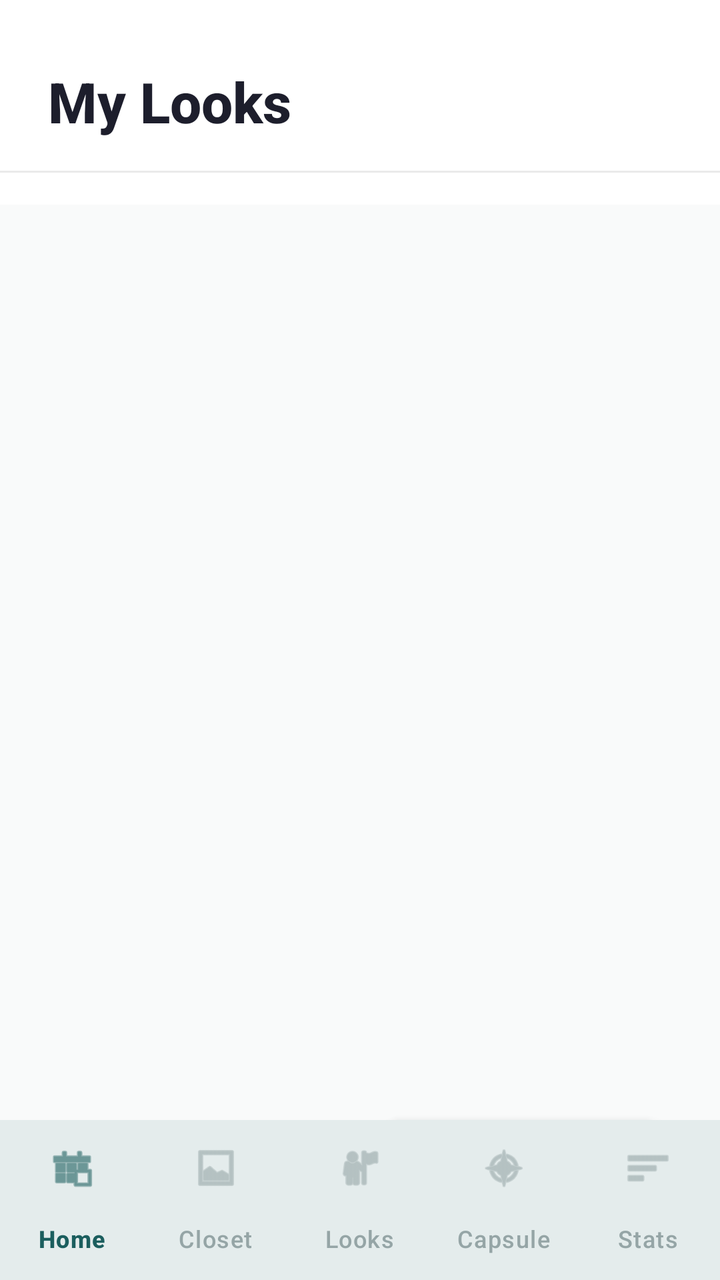
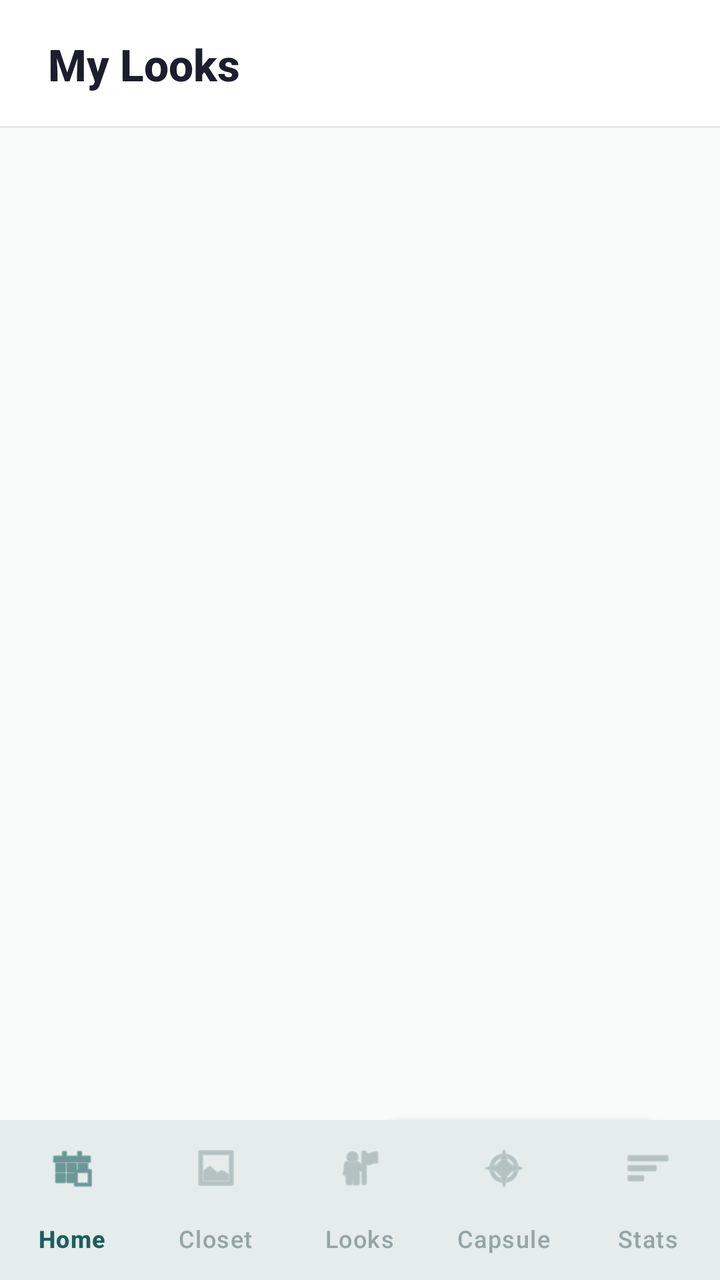

Before-and-after screenshots of an Android layout around one commit, followed by the original layout XML and the change that was made.
<!-- AndroidManifest.xml: application theme Theme.FitsForYou -->
<!-- res/layout/activity_outfits.xml -->
<?xml version="1.0" encoding="utf-8"?>
<androidx.constraintlayout.widget.ConstraintLayout xmlns:android="http://schemas.android.com/apk/res/android"
    xmlns:app="http://schemas.android.com/apk/res-auto"
    xmlns:tools="http://schemas.android.com/tools"
    android:id="@+id/outfitsRoot"
    android:layout_width="match_parent"
    android:layout_height="match_parent"
    android:background="@color/background">

    
    <androidx.constraintlayout.widget.ConstraintLayout
        android:id="@+id/outfitsHeader"
        android:layout_width="match_parent"
        android:layout_height="wrap_content"
        android:background="@color/white"
        android:paddingBottom="16dp"
        app:layout_constraintTop_toTopOf="parent">

        <TextView
            android:id="@+id/outfitsTitle"
            style="@style/TextTitle"
            android:layout_width="wrap_content"
            android:layout_height="wrap_content"
            android:layout_marginStart="24dp"
            android:layout_marginTop="32dp"
            android:text="My Looks"
            app:layout_constraintStart_toStartOf="parent"
            app:layout_constraintTop_toTopOf="parent" />

        <View
            android:layout_width="match_parent"
            android:layout_height="1dp"
            android:layout_marginTop="16dp"
            android:background="@color/border"
            app:layout_constraintTop_toBottomOf="@id/outfitsTitle" />
    </androidx.constraintlayout.widget.ConstraintLayout>

    <androidx.recyclerview.widget.RecyclerView
        android:id="@+id/outfitsRecyclerView"
        android:layout_width="match_parent"
        android:layout_height="0dp"
        android:clipToPadding="false"
        android:padding="@dimen/spacing_medium"
        android:paddingBottom="100dp"
        app:layout_constraintBottom_toBottomOf="parent"
        app:layout_constraintTop_toBottomOf="@id/outfitsHeader"
        app:layoutManager="androidx.recyclerview.widget.LinearLayoutManager"
        tools:listitem="@layout/item_outfit" />

    <include
        layout="@layout/layout_looks_empty"
        android:layout_width="match_parent"
        android:layout_height="0dp"
        app:layout_constraintBottom_toTopOf="@id/bottomNavigation"
        app:layout_constraintTop_toBottomOf="@id/outfitsHeader" />

    
    <com.google.android.material.floatingactionbutton.ExtendedFloatingActionButton
        android:id="@+id/createOutfitFab"
        android:layout_width="wrap_content"
        android:layout_height="wrap_content"
        android:layout_marginEnd="@dimen/spacing_large"
        android:layout_marginBottom="24dp"
        android:text="Curate Look"
        android:textColor="@color/white"
        android:textStyle="bold"
        app:icon="@android:drawable/ic_menu_add"
        app:iconTint="@color/white"
        app:backgroundTint="@color/primary"
        app:layout_constraintBottom_toBottomOf="parent"
        app:layout_constraintEnd_toEndOf="parent" />

    <com.google.android.material.bottomnavigation.BottomNavigationView
        android:id="@+id/bottomNavigation"
        android:layout_width="match_parent"
        android:layout_height="wrap_content"
        android:background="@color/white"
        app:itemIconTint="@color/bottom_nav_selector"
        app:itemTextColor="@color/bottom_nav_selector"
        app:labelVisibilityMode="labeled"
        app:layout_constraintBottom_toBottomOf="parent"
        app:menu="@menu/bottom_nav_menu"
        app:elevation="8dp" />

</androidx.constraintlayout.widget.ConstraintLayout>
<!-- res/layout/item_outfit.xml (included above) -->
<?xml version="1.0" encoding="utf-8"?>
<com.google.android.material.card.MaterialCardView xmlns:android="http://schemas.android.com/apk/res/android"
    xmlns:app="http://schemas.android.com/apk/res-auto"
    android:layout_width="match_parent"
    android:layout_height="wrap_content"
    android:layout_marginBottom="24dp"
    app:cardCornerRadius="@dimen/card_corner_radius_large"
    app:cardElevation="0dp"
    app:strokeWidth="0dp"
    app:cardBackgroundColor="@color/white">

    <LinearLayout
        android:layout_width="match_parent"
        android:layout_height="wrap_content"
        android:orientation="vertical"
        android:padding="12dp">

        
        <com.google.android.material.card.MaterialCardView
            android:layout_width="match_parent"
            android:layout_height="280dp"
            app:cardCornerRadius="@dimen/card_corner_radius"
            app:cardElevation="0dp"
            app:cardBackgroundColor="@color/primary_xlight">

            <LinearLayout
                android:id="@+id/itemsPreviewContainer"
                android:layout_width="match_parent"
                android:layout_height="match_parent"
                android:orientation="horizontal"
                android:padding="8dp"
                android:gravity="center" />
        </com.google.android.material.card.MaterialCardView>

        <androidx.constraintlayout.widget.ConstraintLayout
            android:layout_width="match_parent"
            android:layout_height="wrap_content"
            android:paddingHorizontal="12dp"
            android:paddingVertical="16dp">

            <TextView
                android:id="@+id/outfitName"
                style="@style/TextHeader"
                android:layout_width="0dp"
                android:layout_height="wrap_content"
                android:text="Summer Weekend"
                android:textSize="@dimen/text_size_subheader"
                app:layout_constraintEnd_toStartOf="@id/editOutfitBtn"
                app:layout_constraintStart_toStartOf="parent"
                app:layout_constraintTop_toTopOf="parent" />

            <TextView
                android:id="@+id/outfitItemCount"
                style="@style/TextSecondary"
                android:layout_width="wrap_content"
                android:layout_height="wrap_content"
                android:layout_marginTop="2dp"
                android:text="3 pieces collection"
                android:textSize="@dimen/text_size_small"
                app:layout_constraintStart_toStartOf="parent"
                app:layout_constraintTop_toBottomOf="@id/outfitName" />

            <ImageButton
                android:id="@+id/editOutfitBtn"
                android:layout_width="40dp"
                android:layout_height="40dp"
                android:background="?attr/selectableItemBackgroundBorderless"
                android:src="@android:drawable/ic_menu_edit"
                app:layout_constraintEnd_toStartOf="@id/deleteOutfitBtn"
                app:layout_constraintTop_toTopOf="parent"
                app:tint="@color/text_secondary"
                android:alpha="0.6" />

            <ImageButton
                android:id="@+id/deleteOutfitBtn"
                android:layout_width="40dp"
                android:layout_height="40dp"
                android:background="?attr/selectableItemBackgroundBorderless"
                android:src="@android:drawable/ic_menu_delete"
                app:layout_constraintEnd_toEndOf="parent"
                app:layout_constraintTop_toTopOf="parent"
                app:tint="@color/error"
                android:alpha="0.4" />

        </androidx.constraintlayout.widget.ConstraintLayout>

    </LinearLayout>
</com.google.android.material.card.MaterialCardView>
<!-- res/layout/layout_looks_empty.xml (included above) -->
<?xml version="1.0" encoding="utf-8"?>
<LinearLayout xmlns:android="http://schemas.android.com/apk/res/android"
    xmlns:app="http://schemas.android.com/apk/res-auto"
    android:id="@+id/looksEmptyStateLayout"
    android:layout_width="match_parent"
    android:layout_height="match_parent"
    android:gravity="center"
    android:orientation="vertical"
    android:padding="@dimen/spacing_xlarge"
    android:background="@color/background"
    android:visibility="gone">

    <com.google.android.material.imageview.ShapeableImageView
        android:layout_width="120dp"
        android:layout_height="120dp"
        android:background="@color/primary_light"
        android:padding="32dp"
        android:src="@android:drawable/ic_menu_myplaces"
        app:shapeAppearanceOverlay="@style/CircleImage"
        app:tint="@color/primary" />

    <TextView
        style="@style/TextHeader"
        android:layout_width="wrap_content"
        android:layout_height="wrap_content"
        android:layout_marginTop="32dp"
        android:text="No Looks Yet"
        android:textSize="@dimen/text_size_header"
        android:letterSpacing="-0.01" />

    <TextView
        style="@style/TextSecondary"
        android:layout_width="wrap_content"
        android:layout_height="wrap_content"
        android:layout_marginTop="8dp"
        android:gravity="center"
        android:text="Mix pieces from your closet to create your first look."
        android:lineSpacingExtra="4dp" />

    <Button
        android:id="@+id/emptyCreateLookBtn"
        style="@style/PrimaryButton"
        android:layout_width="wrap_content"
        android:layout_height="wrap_content"
        android:layout_marginTop="36dp"
        android:paddingHorizontal="40dp"
        android:text="Create a Look" />

</LinearLayout>
<!-- resources referenced by this layout -->
<resources>
  <color name="background">#F9FAFA</color>
  <color name="border">#EAEAEA</color>
  <color name="error">#B00020</color>
  <color name="primary">#1B5E5E</color>
  <color name="primary_light">#E8F1F1</color>
  <color name="primary_xlight">#F4F9F9</color>
  <color name="text_secondary">#7A7A7A</color>
  <color name="white">#FFFFFFFF</color>
  <dimen name="card_corner_radius">20dp</dimen>
  <dimen name="card_corner_radius_large">28dp</dimen>
  <dimen name="spacing_large">24dp</dimen>
  <dimen name="spacing_medium">16dp</dimen>
  <dimen name="spacing_xlarge">32dp</dimen>
  <dimen name="text_size_header">22sp</dimen>
  <dimen name="text_size_small">14sp</dimen>
  <dimen name="text_size_subheader">18sp</dimen>
  <style name="CircleImage" parent="ShapeAppearance.Material3.SmallComponent">
          <item name="cornerSize">50%</item>
      </style>
  <style name="PrimaryButton" parent="Widget.Material3.Button">
          <item name="android:layout_height">@dimen/button_height</item>
          <item name="cornerRadius">@dimen/button_corner_radius</item>
          <item name="android:insetTop">0dp</item>
          <item name="android:insetBottom">0dp</item>
          <item name="android:textAllCaps">false</item>
          <item name="android:textSize">@dimen/text_size_body</item>
          <item name="android:textStyle">bold</item>
          <item name="android:backgroundTint">@color/primary</item>
          <item name="android:textColor">@color/white</item>
          <item name="android:stateListAnimator">@null</item>
          <item name="android:elevation">2dp</item>
      </style>
  <style name="TextHeader">
          <item name="android:textSize">@dimen/text_size_header</item>
          <item name="android:textStyle">bold</item>
          <item name="android:textColor">@color/text_primary</item>
          <item name="android:fontFamily">sans-serif-medium</item>
      </style>
  <style name="TextSecondary">
          <item name="android:textSize">@dimen/text_size_small</item>
          <item name="android:textColor">@color/text_secondary</item>
          <item name="android:fontFamily">sans-serif</item>
      </style>
  <style name="TextTitle">
          <item name="android:textSize">@dimen/text_size_title</item>
          <item name="android:textStyle">bold</item>
          <item name="android:textColor">@color/text_primary</item>
          <item name="android:fontFamily">sans-serif-medium</item>
      </style>
  <style name="Theme.FitsForYou" parent="Base.Theme.FitsForYou" />
  <dimen name="button_height">52dp</dimen>
  <dimen name="button_corner_radius">28dp</dimen>
  <dimen name="text_size_body">16sp</dimen>
  <color name="text_primary">#1D1E2C</color>
  <dimen name="text_size_title">28sp</dimen>
  <style name="Base.Theme.FitsForYou" parent="Theme.Material3.DayNight.NoActionBar">
          <item name="colorPrimary">@color/primary</item>
          <item name="colorOnPrimary">@color/on_primary</item>
          <item name="colorSecondary">@color/secondary</item>
          <item name="colorOnSecondary">@color/on_secondary</item>
          <item name="android:windowBackground">@color/background</item>
          <item name="colorSurface">@color/surface</item>
          <item name="colorOnSurface">@color/on_surface</item>
      </style>
  <color name="on_primary">#FFFFFF</color>
  <color name="secondary">#1B5E5E</color>
  <color name="on_secondary">#FFFFFF</color>
  <color name="surface">#FFFFFF</color>
  <color name="on_surface">#1B5E5E</color>
</resources>

<!-- the commit's change to res/layout/activity_outfits.xml (unified diff, before → after) -->
@@ -11,28 +11,26 @@
     <androidx.constraintlayout.widget.ConstraintLayout
         android:id="@+id/outfitsHeader"
         android:layout_width="match_parent"
-        android:layout_height="wrap_content"
+        android:layout_height="@dimen/header_height"
         android:background="@color/white"
-        android:paddingBottom="16dp"
         app:layout_constraintTop_toTopOf="parent">
 
         <TextView
             android:id="@+id/outfitsTitle"
-            style="@style/TextTitle"
+            style="@style/TextHeader"
             android:layout_width="wrap_content"
             android:layout_height="wrap_content"
-            android:layout_marginStart="24dp"
-            android:layout_marginTop="32dp"
+            android:layout_marginStart="@dimen/spacing_large"
             android:text="My Looks"
+            app:layout_constraintBottom_toBottomOf="parent"
             app:layout_constraintStart_toStartOf="parent"
             app:layout_constraintTop_toTopOf="parent" />
 
         <View
             android:layout_width="match_parent"
             android:layout_height="1dp"
-            android:layout_marginTop="16dp"
             android:background="@color/border"
-            app:layout_constraintTop_toBottomOf="@id/outfitsTitle" />
+            app:layout_constraintBottom_toBottomOf="parent" />
     </androidx.constraintlayout.widget.ConstraintLayout>
 
     <androidx.recyclerview.widget.RecyclerView
@@ -89,7 +87,7 @@
     xmlns:app="http://schemas.android.com/apk/res-auto"
     android:layout_width="match_parent"
     android:layout_height="wrap_content"
-    android:layout_marginBottom="24dp"
+    android:layout_marginBottom="@dimen/spacing_large"
     app:cardCornerRadius="@dimen/card_corner_radius_large"
     app:cardElevation="0dp"
     app:strokeWidth="0dp"
@@ -114,7 +112,7 @@
                 android:layout_width="match_parent"
                 android:layout_height="match_parent"
                 android:orientation="horizontal"
-                android:padding="8dp"
+                android:padding="@dimen/spacing_small"
                 android:gravity="center" />
         </com.google.android.material.card.MaterialCardView>
 
@@ -122,7 +120,7 @@
             android:layout_width="match_parent"
             android:layout_height="wrap_content"
             android:paddingHorizontal="12dp"
-            android:paddingVertical="16dp">
+            android:paddingVertical="@dimen/spacing_medium">
 
             <TextView
                 android:id="@+id/outfitName"
@@ -151,6 +149,7 @@
                 android:layout_width="40dp"
                 android:layout_height="40dp"
                 android:background="?attr/selectableItemBackgroundBorderless"
+                android:contentDescription="@string/cd_edit_outfit"
                 android:src="@android:drawable/ic_menu_edit"
                 app:layout_constraintEnd_toStartOf="@id/deleteOutfitBtn"
                 app:layout_constraintTop_toTopOf="parent"
@@ -162,6 +161,7 @@
                 android:layout_width="40dp"
                 android:layout_height="40dp"
                 android:background="?attr/selectableItemBackgroundBorderless"
+                android:contentDescription="@string/cd_delete_outfit"
                 android:src="@android:drawable/ic_menu_delete"
                 app:layout_constraintEnd_toEndOf="parent"
                 app:layout_constraintTop_toTopOf="parent"
@@ -189,7 +189,7 @@
         android:layout_width="120dp"
         android:layout_height="120dp"
         android:background="@color/primary_light"
-        android:padding="32dp"
+        android:padding="@dimen/spacing_xlarge"
         android:src="@android:drawable/ic_menu_myplaces"
         app:shapeAppearanceOverlay="@style/CircleImage"
         app:tint="@color/primary" />
@@ -198,7 +198,7 @@
         style="@style/TextHeader"
         android:layout_width="wrap_content"
         android:layout_height="wrap_content"
-        android:layout_marginTop="32dp"
+        android:layout_marginTop="@dimen/spacing_xlarge"
         android:text="No Looks Yet"
         android:textSize="@dimen/text_size_header"
         android:letterSpacing="-0.01" />
@@ -207,7 +207,7 @@
         style="@style/TextSecondary"
         android:layout_width="wrap_content"
         android:layout_height="wrap_content"
-        android:layout_marginTop="8dp"
+        android:layout_marginTop="@dimen/spacing_small"
         android:gravity="center"
         android:text="Mix pieces from your closet to create your first look."
         android:lineSpacingExtra="4dp" />
<!-- resource entries referenced after the edit -->
@@ -10,12 +10,16 @@
   <color name="white">#FFFFFFFF</color>
   <dimen name="card_corner_radius">20dp</dimen>
   <dimen name="card_corner_radius_large">28dp</dimen>
+  <dimen name="header_height">64dp</dimen>
   <dimen name="spacing_large">24dp</dimen>
   <dimen name="spacing_medium">16dp</dimen>
+  <dimen name="spacing_small">8dp</dimen>
   <dimen name="spacing_xlarge">32dp</dimen>
   <dimen name="text_size_header">22sp</dimen>
   <dimen name="text_size_small">14sp</dimen>
   <dimen name="text_size_subheader">18sp</dimen>
+  <string name="cd_delete_outfit">Delete outfit</string>
+  <string name="cd_edit_outfit">Edit outfit</string>
   <style name="CircleImage" parent="ShapeAppearance.Material3.SmallComponent">
           <item name="cornerSize">50%</item>
       </style>
@@ -43,18 +47,11 @@
           <item name="android:textColor">@color/text_secondary</item>
           <item name="android:fontFamily">sans-serif</item>
       </style>
-  <style name="TextTitle">
-          <item name="android:textSize">@dimen/text_size_title</item>
-          <item name="android:textStyle">bold</item>
-          <item name="android:textColor">@color/text_primary</item>
-          <item name="android:fontFamily">sans-serif-medium</item>
-      </style>
   <style name="Theme.FitsForYou" parent="Base.Theme.FitsForYou" />
   <dimen name="button_height">52dp</dimen>
   <dimen name="button_corner_radius">28dp</dimen>
   <dimen name="text_size_body">16sp</dimen>
   <color name="text_primary">#1D1E2C</color>
-  <dimen name="text_size_title">28sp</dimen>
   <style name="Base.Theme.FitsForYou" parent="Theme.Material3.DayNight.NoActionBar">
           <item name="colorPrimary">@color/primary</item>
           <item name="colorOnPrimary">@color/on_primary</item>
